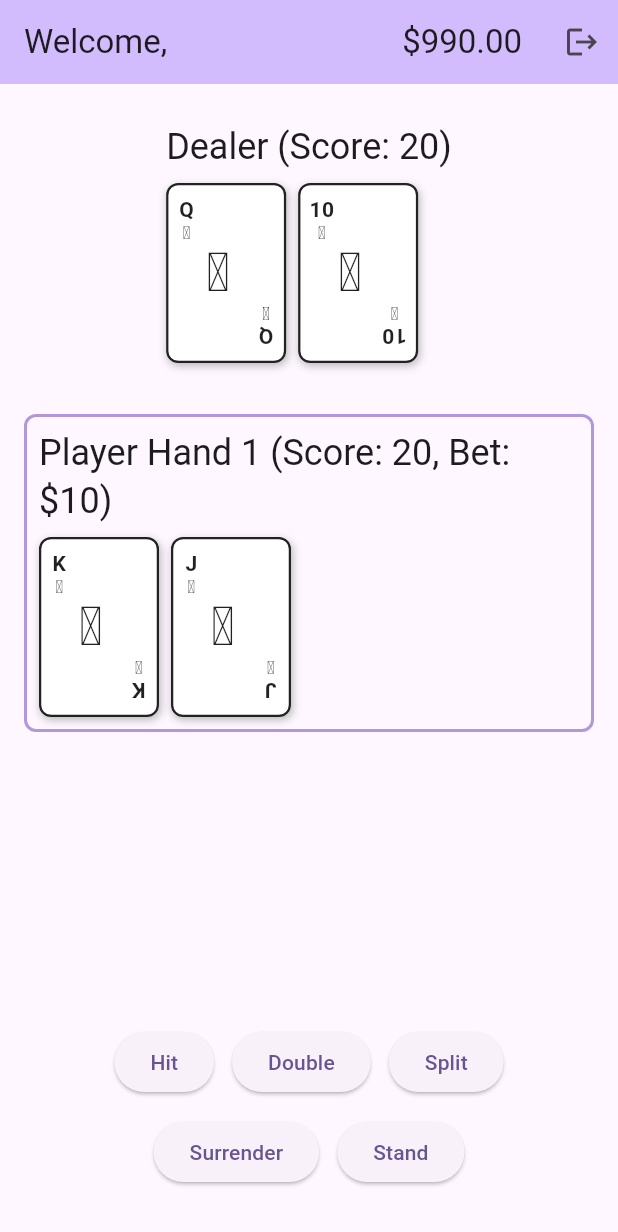
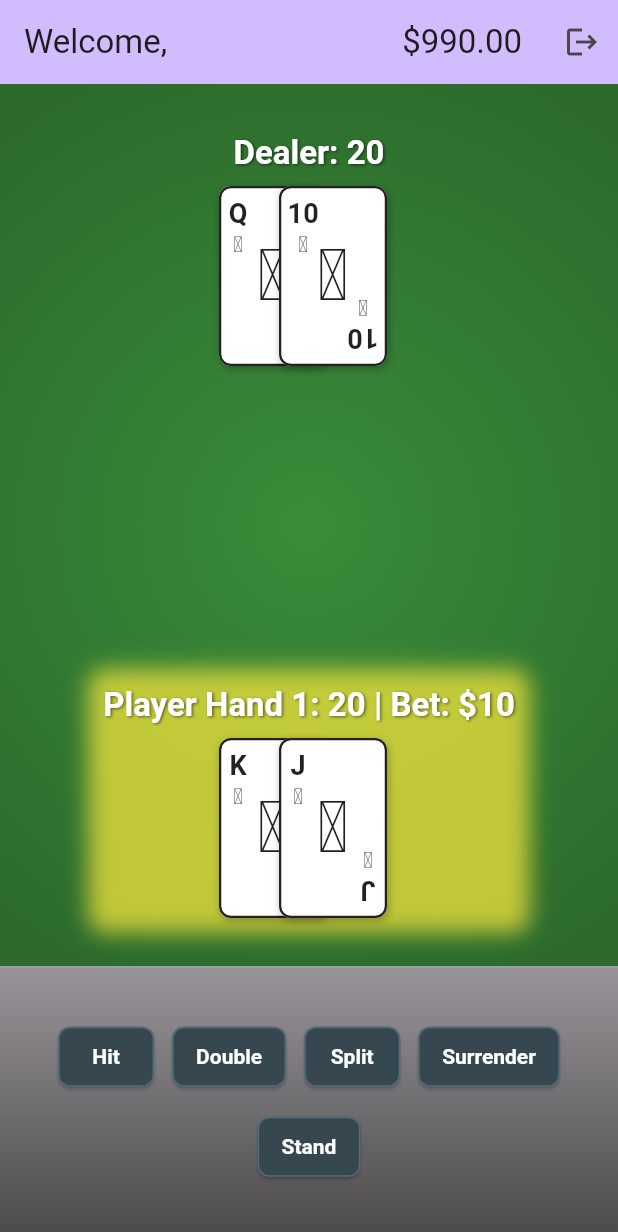
Before and after one commit to lukameunier/blackjack-flutter-app, a Flutter app: the MyHomePage screen opened directly with empty values, after a tap on an icon or button, on a phone screen of 412 x 824 dp. Shown: the top 1232 px of the screen. Run offline on Flutter 3.47's test engine with Material 3 defaults, Android fonts, the phone set to English and light mode, and no system bars; our stand-ins replace shared_preferences; accounts and stored records are empty; statements that could not run were skipped.

Commit message:
feat(ui): Redesign game screen with 2D layout and improved styling

```diff
--- a/lib/main.dart
+++ b/lib/main.dart
@@ -104,15 +104,11 @@ class _MyHomePageState extends State<MyHomePage> {
           ),
         ],
       ),
-      body: Padding(
-        padding: const EdgeInsets.all(16.0),
-        child: AnimatedBuilder(
-          animation: _presenter,
-          builder: (context, child) {
-            // On utilise maintenant toujours PlayingView, qui s'adapte à l'état du jeu.
-            return PlayingView(presenter: _presenter);
-          },
-        ),
+      body: AnimatedBuilder(
+        animation: _presenter,
+        builder: (context, child) {
+          return PlayingView(presenter: _presenter);
+        },
       ),
     );
   }
--- a/lib/widgets/action_buttons.dart
+++ b/lib/widgets/action_buttons.dart
@@ -12,78 +12,128 @@ class ActionButtons extends StatelessWidget {
   Widget build(BuildContext context) {
     final board = presenter.board;
 
-    switch (board.state) {
-      case GameState.betting:
+    if (board.state == GameState.betting) {
+      return _buildBettingView(context, board);
+    } else {
+      return _buildGameActions(context, board);
+    }
+  }
+
+  Widget _buildBettingView(BuildContext context, Board board) {
+    final buttonStyle = ElevatedButton.styleFrom(
+      backgroundColor: Colors.amber[700], // Golden color for bets
+      foregroundColor: Colors.black,
+      shape: RoundedRectangleBorder(borderRadius: BorderRadius.circular(30)),
+      padding: const EdgeInsets.symmetric(horizontal: 20, vertical: 12),
+    );
+
     return Column(
       mainAxisAlignment: MainAxisAlignment.center,
+      crossAxisAlignment: CrossAxisAlignment.center,
       children: [
         Text(
-              'Place your bet',
-              style: Theme.of(context).textTheme.headlineMedium,
+          'Place Your Bet',
+          style: Theme.of(context)
+              .textTheme
+              .headlineSmall
+              ?.copyWith(color: Colors.white, fontWeight: FontWeight.bold),
         ),
-            const SizedBox(height: 24),
+        const SizedBox(height: 16),
         Wrap(
-              spacing: 8.0,
-              runSpacing: 8.0,
           alignment: WrapAlignment.center,
+          spacing: 10.0,
+          runSpacing: 10.0,
           children: [10.0, 25.0, 50.0, 100.0, 200.0, 500.0].map((amount) {
             return ElevatedButton(
+              style: buttonStyle,
               onPressed: board.player.wallet >= amount
                   ? () => presenter.placeBetAndDeal(amount)
                   : null,
-                  child: Text('\$$amount'),
+              child: Text(
+                '\$$amount',
+                style: const TextStyle(fontSize: 16, fontWeight: FontWeight.bold),
+              ),
             );
           }).toList(),
         ),
       ],
     );
+  }
+
+  Widget _buildGameActions(BuildContext context, Board board) {
+    final buttonStyle = ElevatedButton.styleFrom(
+      backgroundColor: Colors.blueGrey[800], // Dark, classy color
+      foregroundColor: Colors.white,
+      shape: RoundedRectangleBorder(
+        borderRadius: BorderRadius.circular(8),
+        side: BorderSide(color: Colors.blueGrey[600]!),
+      ),
+      padding: const EdgeInsets.symmetric(horizontal: 16, vertical: 12),
+      textStyle: const TextStyle(fontWeight: FontWeight.bold),
+    );
+
+    List<Widget> buttons;
+
+    switch (board.state) {
       case GameState.offeringInsurance:
+        buttons = [
+          ElevatedButton(
+            style: buttonStyle,
+            onPressed: board.canTakeInsurance ? presenter.takeInsurance : null,
+            child: const Text('Take Insurance'),
+          ),
+          ElevatedButton(
+            style: buttonStyle,
+            onPressed: presenter.declineInsurance,
+            child: const Text('No, Thanks'),
+          ),
+        ];
+        break;
+      case GameState.playing:
+        buttons = [
+          ElevatedButton(
+              style: buttonStyle, onPressed: presenter.hit, child: const Text('Hit')),
+          ElevatedButton(
+            style: buttonStyle,
+            onPressed: board.canDoubleDown ? presenter.doubleDown : null,
+            child: const Text('Double'),
+          ),
+          ElevatedButton(
+            style: buttonStyle,
+            onPressed: board.canSplit ? presenter.split : null,
+            child: const Text('Split'),
+          ),
+          ElevatedButton(
+            style: buttonStyle,
+            onPressed: board.canSurrender ? presenter.surrender : null,
+            child: const Text('Surrender'),
+          ),
+          ElevatedButton(
+              style: buttonStyle,
+              onPressed: presenter.stand,
+              child: const Text('Stand')),
+        ];
+        break;
+      case GameState.roundOver:
+        buttons = [
+          ElevatedButton(
+            style: buttonStyle.copyWith(
+              backgroundColor: MaterialStateProperty.all(Colors.green[700]),
+            ),
+            onPressed: presenter.nextRound,
+            child: const Text('Next Round'),
+          ),
+        ];
+        break;
+      default:
+        buttons = [];
+    }
+
     return Wrap(
       alignment: WrapAlignment.center,
       spacing: 12.0,
       runSpacing: 12.0,
-          children: [
-            ElevatedButton(
-              onPressed:
-                  board.canTakeInsurance ? presenter.takeInsurance : null,
-              child: const Text('Take Insurance'),
-            ),
-            ElevatedButton(
-              onPressed: presenter.declineInsurance,
-              child: const Text('No, Thanks'),
-            ),
-          ],
-        );
-      case GameState.playing:
-        return Wrap(
-          alignment: WrapAlignment.center,
-          spacing: 12.0,
-          runSpacing: 12.0,
-          children: [
-            ElevatedButton(onPressed: presenter.hit, child: const Text('Hit')),
-            ElevatedButton(
-              onPressed: board.canDoubleDown ? presenter.doubleDown : null,
-              child: const Text('Double'),
-            ),
-            ElevatedButton(
-              onPressed: board.canSplit ? presenter.split : null,
-              child: const Text('Split'),
-            ),
-            ElevatedButton(
-              onPressed: board.canSurrender ? presenter.surrender : null,
-              child: const Text('Surrender'),
-            ),
-            ElevatedButton(
-              onPressed: presenter.stand,
-              child: const Text('Stand'),
-            ),
-          ],
-        );
-      case GameState.roundOver:
-        return ElevatedButton(
-          onPressed: presenter.nextRound,
-          child: const Text('Next Round'),
+      children: buttons,
     );
   }
 }
-}
--- a/lib/widgets/card_view.dart
+++ b/lib/widgets/card_view.dart
@@ -4,18 +4,14 @@ import 'package:blackjack/models/card.dart' as playing_card;
 import 'package:blackjack/models/suit.dart';
 import 'package:flutter/material.dart';
 
-const double _kCardWidth = 80.0;
-const double _kCardHeight = 120.0;
 const double _kCardBorderRadius = 8.0;
 const double _kCardBorderWidth = 1.5;
 const EdgeInsets _kCardMargin = EdgeInsets.only(right: 8.0);
-const double _kCornerPadding = 6.0;
+const double _kCornerPadding = 4.0; // Reduced padding
 
-const double _kCenterIconSize = 36.0;
-const double _kCenterIconHorizontalOffset = -5.5;
-
-const double _kCornerRankFontSize = 14.0;
-const double _kCornerIconSize = 12.0;
+const double _kCenterIconSizeRatio = 0.4; // Relative to card height
+const double _kCornerRankFontSizeRatio = 0.15; // Relative to card height
+const double _kCornerIconSizeRatio = 0.12; // Relative to card height
 
 const double _kShadowBlurRadius = 4.0;
 const Offset _kShadowOffset = Offset(1, 2);
@@ -85,9 +81,13 @@ class _CardViewState extends State<CardView>
       scale: _scaleAnimation,
       child: SlideTransition(
         position: _slideAnimation,
-        child: Container(
-          width: _kCardWidth,
-          height: _kCardHeight,
+        child: LayoutBuilder(builder: (context, constraints) {
+          final cardHeight = constraints.maxHeight;
+          final centerIconSize = cardHeight * _kCenterIconSizeRatio;
+          final cornerRankFontSize = cardHeight * _kCornerRankFontSizeRatio;
+          final cornerIconSize = cardHeight * _kCornerIconSizeRatio;
+
+          return Container(
             margin: _kCardMargin,
             decoration: BoxDecoration(
               color: Colors.white,
@@ -110,6 +110,8 @@ class _CardViewState extends State<CardView>
                     rank: widget.card.rank.shortName,
                     icon: widget.card.suit.icon,
                     color: color,
+                    rankFontSize: cornerRankFontSize,
+                    iconSize: cornerIconSize,
                   ),
                 ),
                 Positioned(
@@ -121,22 +123,22 @@ class _CardViewState extends State<CardView>
                       rank: widget.card.rank.shortName,
                       icon: widget.card.suit.icon,
                       color: color,
+                      rankFontSize: cornerRankFontSize,
+                      iconSize: cornerIconSize,
                     ),
                   ),
                 ),
-              Transform.translate(
-                offset: const Offset(_kCenterIconHorizontalOffset, 0),
-                child: Center(
+                Center(
                   child: Icon(
                     widget.card.suit.icon,
-                    size: _kCenterIconSize,
+                    size: centerIconSize,
                     color: color,
-                  ),
                   ),
                 ),
               ],
             ),
-        ),
+          );
+        }),
       ),
     );
   }
@@ -147,11 +149,15 @@ class _CornerLabel extends StatelessWidget {
     required this.rank,
     required this.icon,
     required this.color,
+    required this.rankFontSize,
+    required this.iconSize,
   });
 
   final String rank;
   final IconData icon;
   final Color color;
+  final double rankFontSize;
+  final double iconSize;
 
   @override
   Widget build(BuildContext context) {
@@ -160,12 +166,12 @@ class _CornerLabel extends StatelessWidget {
         Text(
           rank,
           style: TextStyle(
-            fontSize: _kCornerRankFontSize,
+            fontSize: rankFontSize,
             fontWeight: FontWeight.bold,
             color: color,
           ),
         ),
-        Icon(icon, size: _kCornerIconSize, color: color),
+        Icon(icon, size: iconSize, color: color),
       ],
     );
   }
--- a/lib/widgets/hand_view.dart
+++ b/lib/widgets/hand_view.dart
@@ -3,7 +3,7 @@ import 'package:blackjack/models/card.dart' as model_card;
 import 'package:blackjack/widgets/card_view.dart';
 import 'package:flutter/material.dart';
 
-/// A widget that displays a single hand of cards (for the player or dealer).
+/// A widget that displays a single hand of cards with an overlapping effect.
 class HandView extends StatelessWidget {
   const HandView({
     super.key,
@@ -24,49 +24,86 @@ class HandView extends StatelessWidget {
   final GameResult? result;
   final bool animateCards;
 
+  // --- Restored Card Sizing ---
+  static const double cardWidth = 80.0;
+  static const double cardHeight = 120.0;
+  static const double overlap = 40.0;
+
   @override
   Widget build(BuildContext context) {
-    final betText = bet != null ? ', Bet: \$${bet!.toStringAsFixed(0)}' : '';
+    final betText = bet != null ? ' | Bet: \$${bet!.toStringAsFixed(0)}' : '';
+    final titleStyle = Theme.of(context).textTheme.titleLarge?.copyWith(
+          color: Colors.white,
+          fontWeight: FontWeight.bold,
+          shadows: [
+            const Shadow(
+                blurRadius: 2, color: Colors.black54, offset: Offset(1, 1))
+          ],
+        );
 
-    Color? borderColor;
+    // Determine glow color based on win/loss result
+    Color? glowColor;
     if (result != null) {
       if (result!.payout > (bet ?? 0)) {
-        borderColor = Colors.green.withAlpha(200); // Win
-      } else if (result!.payout == (bet ?? 0)) {
-        borderColor = Colors.grey.withAlpha(200); // Push
-      } else {
-        borderColor = Colors.red.withAlpha(200); // Loss
+        glowColor = Colors.greenAccent; // Win
+      } else if (result!.payout < (bet ?? 0)) {
+        glowColor = Colors.redAccent; // Loss
       }
     }
 
     return Container(
+      padding: const EdgeInsets.all(8.0),
       decoration: BoxDecoration(
-        border: Border.all(
-          color: borderColor ??
-              (isActive ? Colors.deepPurple.withAlpha(128) : Colors.transparent),
-          width: 2,
-        ),
-        borderRadius: BorderRadius.circular(8),
+        boxShadow: isActive
+            ? [
+                BoxShadow(
+                  color: Colors.yellow.withOpacity(0.7),
+                  blurRadius: 12,
+                  spreadRadius: 2,
+                )
+              ]
+            : (glowColor != null
+                ? [
+                    BoxShadow(
+                      color: glowColor.withOpacity(0.7),
+                      blurRadius: 12,
+                      spreadRadius: 2,
+                    )
+                  ]
+                : []),
+        borderRadius: BorderRadius.circular(12),
       ),
-      padding: const EdgeInsets.all(8.0),
       child: Column(
-        crossAxisAlignment: CrossAxisAlignment.start,
+        mainAxisSize: MainAxisSize.min,
+        crossAxisAlignment: CrossAxisAlignment.center,
         children: [
           Text(
-            '$title (Score: $score$betText)',
-            style: Theme.of(context).textTheme.headlineSmall,
+            '$title: $score$betText',
+            style: titleStyle,
           ),
           const SizedBox(height: 8),
-          SingleChildScrollView(
-            scrollDirection: Axis.horizontal,
-            child: Row(
-              children: cards.map((card) {
-                return CardView(
-                  key: ObjectKey(card),
-                  card: card,
-                  animateOnBuild: animateCards,
+          // Overlapping card stack
+          SizedBox(
+            width: cards.isEmpty
+                ? cardWidth
+                : cardWidth + (cards.length - 1) * overlap,
+            height: cardHeight,
+            child: Stack(
+              children: List.generate(cards.length, (index) {
+                final card = cards[index];
+                return Positioned(
+                  left: index * overlap,
+                  child: SizedBox(
+                    width: cardWidth,
+                    height: cardHeight,
+                    child: CardView(
+                      key: ObjectKey(card),
+                      card: card,
+                      animateOnBuild: animateCards,
+                    ),
+                  ),
                 );
-              }).toList(),
+              }),
             ),
           ),
         ],
--- a/lib/widgets/playing_view.dart
+++ b/lib/widgets/playing_view.dart
@@ -100,7 +100,6 @@ class _PlayingViewState extends State<PlayingView> {
   bool _isStateSynced() {
     final board = widget.presenter.board;
 
-    // Si la partie n'a pas commencé, on considère l'état comme synchronisé
     if (board.dealer.activeHand.cards.isEmpty && _displayedDealerHand.cards.isEmpty) {
       return true;
     }
@@ -141,31 +140,85 @@ class _PlayingViewState extends State<PlayingView> {
 
   @override
   Widget build(BuildContext context) {
-    final board = widget.presenter.board;
-
-    // Si on est en phase de mise, on n'affiche que les boutons.
-    // Sinon, on affiche toute la table de jeu.
-    final bool showHands = board.state != GameState.betting;
-
     return Column(
       children: [
-        // Les mains ne sont visibles que si la partie a commencé
-        if (showHands)
-          HandView(
+        Expanded(
+          child: Container(
+            decoration: const BoxDecoration(
+              gradient: RadialGradient(
+                colors: [Color(0xFF3A8C3A), Color(0xFF2C6B2C)],
+                radius: 0.8,
+              ),
+            ),
+            child: _buildGameBoard(),
+          ),
+        ),
+        Container(
+          height: 180, // Fixed height for the footer
+          width: double.infinity,
+          padding: const EdgeInsets.symmetric(horizontal: 8),
+          decoration: BoxDecoration(
+            gradient: LinearGradient(
+              colors: [
+                Colors.black.withOpacity(0.4),
+                Colors.black.withOpacity(0.7),
+              ],
+              begin: Alignment.topCenter,
+              end: Alignment.bottomCenter,
+            ),
+            border: Border(
+              top: BorderSide(
+                color: Colors.white.withOpacity(0.1),
+                width: 1.0,
+              ),
+            ),
+          ),
+          child: SafeArea(
+            top: false,
+            child: Center(
+              child: ActionButtons(presenter: widget.presenter),
+            ),
+          ),
+        ),
+      ],
+    );
+  }
+
+  Widget _buildGameBoard() {
+    final board = widget.presenter.board;
+    final showHands = board.state != GameState.betting;
+
+    if (!showHands) {
+      return const Center(
+          // The betting UI is now handled in ActionButtons, so this space is for the table background.
+          );
+    }
+
+    return Stack(
+      children: [
+        // Dealer's hand at the top
+        Align(
+          alignment: Alignment.topCenter,
+          child: Padding(
+            padding: const EdgeInsets.only(top: 24.0),
+            child: HandView(
               title: 'Dealer',
               cards: _displayedDealerHand.cards,
               score: _displayedDealerHand.score,
               animateCards: board.state != GameState.roundOver,
             ),
-        if (showHands) const SizedBox(height: 24),
+          ),
+        ),
 
-        // On utilise un Expanded pour que la vue des mains du joueur puisse scroller
-        // si elle est trop grande (ex: après plusieurs splits)
-        if (showHands)
-          Expanded(
-            child: SingleChildScrollView(
-              child: Column(
-                children: List.generate(board.player.hands.length, (index) {
+        // Player's hands at the bottom
+        Align(
+          alignment: Alignment.bottomCenter,
+          child: Padding(
+            padding: const EdgeInsets.only(bottom: 24.0),
+            child: Row(
+              mainAxisAlignment: MainAxisAlignment.spaceEvenly,
+              crossAxisAlignment: CrossAxisAlignment.end,
+              children: List.generate(_displayedPlayerHands.length, (index) {
                 final handModel = board.player.hands[index];
                 final displayedHand = _displayedPlayerHands[index];
                 final isActive =
@@ -186,37 +239,42 @@ class _PlayingViewState extends State<PlayingView> {
           ),
         ),
 
-        // Le Spacer centre les boutons de mise quand les mains ne sont pas visibles
-        if (!showHands) const Spacer(),
-
-        // Messages et résultats
+        // Messages and results in the center
+        Center(
+          child: (board.state == GameState.offeringInsurance || board.state == GameState.roundOver)
+              ? Container(
+                  padding: const EdgeInsets.all(16),
+                  decoration: BoxDecoration(
+                    color: Colors.black.withOpacity(0.5),
+                    borderRadius: BorderRadius.circular(12),
+                  ),
+                  child: Column(
+                    mainAxisSize: MainAxisSize.min,
+                    children: [
                       if (board.state == GameState.offeringInsurance)
-          Padding(
-            padding: const EdgeInsets.symmetric(vertical: 8.0),
-            child: Text(
+                        Text(
                           'Dealer has an Ace. Do you want insurance?',
-              style: Theme.of(context).textTheme.headlineSmall,
+                          style: Theme.of(context)
+                              .textTheme
+                              .headlineSmall
+                              ?.copyWith(color: Colors.white),
                           textAlign: TextAlign.center,
                         ),
+                      if (board.state == GameState.roundOver) _buildResultsView(context),
+                    ],
                   ),
-        if (board.state == GameState.roundOver)
-          Padding(
-            padding: const EdgeInsets.symmetric(vertical: 8.0),
-            child: _buildResultsView(context),
+                )
+              : const SizedBox.shrink(),
         ),
-
-        // Les boutons d'action sont toujours présents, mais leur contenu change
-        ActionButtons(presenter: widget.presenter),
-
-        if (!showHands) const Spacer(),
-
-        const SizedBox(height: 16),
       ],
     );
   }
 
   Widget _buildResultsView(BuildContext context) {
+    final textStyle =
+        Theme.of(context).textTheme.headlineSmall?.copyWith(color: Colors.white);
     return Column(
+      mainAxisSize: MainAxisSize.min,
       children: widget.presenter.board.player.hands.map((hand) {
         final result = widget.presenter.board.getResultForHand(hand);
         final payoutInfo = result.payout > 0
@@ -226,7 +284,7 @@ class _PlayingViewState extends State<PlayingView> {
             : ' (-${hand.bet.toStringAsFixed(2)})';
         return Text(
           '${result.message}$payoutInfo',
-          style: Theme.of(context).textTheme.headlineSmall,
+          style: textStyle,
           textAlign: TextAlign.center,
         );
       }).toList(),
```
Lines whose indentation alone changed are shown as unchanged.
